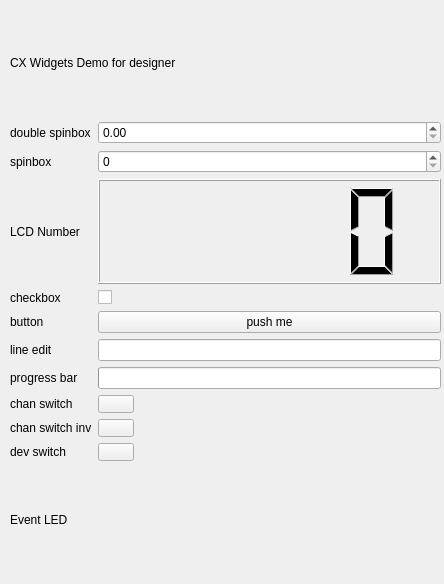
This is cxwidgets/cx_widgets.ui in femanov/cxwidgets as Qt 5 draws it before an edit. The edited form follows.
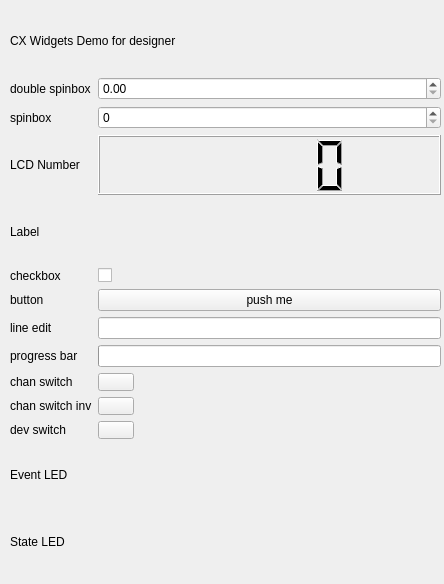
This is the edited form. Custom widgets are drawn as their Qt base class.

Commit message: - CXLabel added - zero version of context menues

Patch:
```diff
--- a/cxwidgets/cx_widgets.ui
+++ b/cxwidgets/cx_widgets.ui
@@ -23,159 +23,14 @@
     </rect>
    </property>
    <layout class="QGridLayout" name="gridLayout">
-    <item row="10" column="1">
-     <widget class="CXDevSwitch" name="cxdevswitch">
-      <property name="maximumSize">
-       <size>
-        <width>36</width>
-        <height>18</height>
-       </size>
-      </property>
-      <property name="devname" stdset="0">
-       <string>cxhw:18.blm_1_1</string>
-      </property>
-     </widget>
-    </item>
-    <item row="8" column="1">
-     <widget class="CXSwitch" name="cxswitch">
-      <property name="maximumSize">
-       <size>
-        <width>36</width>
-        <height>18</height>
-       </size>
-      </property>
-      <property name="cname" stdset="0">
-       <string>canhw:19.ic.syn.xfer.test3.mask</string>
-      </property>
-     </widget>
-    </item>
-    <item row="3" column="0">
-     <widget class="QLabel" name="label_4">
-      <property name="text">
-       <string>LCD Number</string>
-      </property>
-     </widget>
-    </item>
-    <item row="3" column="1">
-     <widget class="CXLCDNumber" name="cxlcdnumber">
-      <property name="cname">
-       <string>canhw:11.bend.dcct1</string>
-      </property>
-     </widget>
-    </item>
-    <item row="1" column="0">
-     <widget class="QLabel" name="label_2">
-      <property name="text">
-       <string>double spinbox</string>
-      </property>
-     </widget>
-    </item>
-    <item row="0" column="0" colspan="2">
-     <widget class="QLabel" name="label">
-      <property name="text">
-       <string>CX Widgets Demo for designer </string>
-      </property>
-     </widget>
-    </item>
-    <item row="5" column="1">
-     <widget class="CXPushButton" name="cxpushbutton">
-      <property name="text">
-       <string>push me</string>
-      </property>
-     </widget>
-    </item>
-    <item row="6" column="0">
-     <widget class="QLabel" name="label_7">
-      <property name="text">
-       <string>line edit</string>
-      </property>
-     </widget>
-    </item>
-    <item row="2" column="0">
-     <widget class="QLabel" name="label_3">
-      <property name="text">
-       <string>spinbox</string>
-      </property>
-     </widget>
-    </item>
-    <item row="4" column="1">
-     <widget class="CXCheckBox" name="cxcheckbox">
-      <property name="cname" stdset="0">
-       <string>canhw:19.ic.syn.xfer.test3.mask</string>
-      </property>
-     </widget>
-    </item>
-    <item row="7" column="1">
-     <widget class="CXProgressBar" name="cxprogressbar">
-      <property name="cname" stdset="0">
-       <string>cxhw:0.k500.mode_progress</string>
-      </property>
-     </widget>
-    </item>
-    <item row="10" column="0">
-     <widget class="QLabel" name="label_10">
-      <property name="text">
-       <string>dev switch</string>
-      </property>
-     </widget>
-    </item>
-    <item row="1" column="1">
-     <widget class="CXDoubleSpinBox" name="cxdoublespinbox">
-      <property name="cname">
-       <string>canhw:11.bend.dcct1</string>
-      </property>
-     </widget>
-    </item>
-    <item row="2" column="1">
-     <widget class="CXSpinBox" name="cxspinbox">
-      <property name="cname" stdset="0">
-       <string>cxhw:0.dcct.beamcurrent</string>
-      </property>
-     </widget>
-    </item>
     <item row="4" column="0">
-     <widget class="QLabel" name="label_5">
+     <widget class="QLabel" name="label_14">
       <property name="text">
-       <string>checkbox</string>
+       <string>Label</string>
       </property>
      </widget>
     </item>
-    <item row="5" column="0">
-     <widget class="QLabel" name="label_6">
-      <property name="text">
-       <string>button</string>
-      </property>
-     </widget>
-    </item>
-    <item row="8" column="0">
-     <widget class="QLabel" name="label_9">
-      <property name="text">
-       <string>chan switch</string>
-      </property>
-     </widget>
-    </item>
-    <item row="7" column="0">
-     <widget class="QLabel" name="label_8">
-      <property name="text">
-       <string>progress bar</string>
-      </property>
-     </widget>
-    </item>
-    <item row="11" column="0">
-     <widget class="QLabel" name="label_11">
-      <property name="text">
-       <string>Event LED</string>
-      </property>
-     </widget>
-    </item>
-    <item row="9" column="0">
-     <widget class="QLabel" name="label_12">
-      <property name="text">
-       <string>chan switch inv</string>
-      </property>
-     </widget>
-    </item>
-    <item row="9" column="1">
+    <item row="10" column="1">
      <widget class="CXSwitch" name="cxswitch_2">
       <property name="maximumSize">
        <size>
@@ -191,7 +46,28 @@
       </property>
      </widget>
     </item>
-    <item row="11" column="1">
+    <item row="13" column="0">
+     <widget class="QLabel" name="label_13">
+      <property name="text">
+       <string>State LED</string>
+      </property>
+     </widget>
+    </item>
+    <item row="2" column="1">
+     <widget class="CXSpinBox" name="cxspinbox">
+      <property name="cname" stdset="0">
+       <string>cxhw:0.dcct.beamcurrent</string>
+      </property>
+     </widget>
+    </item>
+    <item row="1" column="0">
+     <widget class="QLabel" name="label_2">
+      <property name="text">
+       <string>double spinbox</string>
+      </property>
+     </widget>
+    </item>
+    <item row="12" column="1">
      <widget class="CXEventLed" name="cxeventled">
       <property name="off_color" stdset="0">
        <color>
@@ -212,13 +88,161 @@
       </property>
      </widget>
     </item>
-    <item row="6" column="1">
+    <item row="13" column="1">
+     <widget class="CXStateLed" name="cxstateled"/>
+    </item>
+    <item row="12" column="0">
+     <widget class="QLabel" name="label_11">
+      <property name="text">
+       <string>Event LED</string>
+      </property>
+     </widget>
+    </item>
+    <item row="9" column="0">
+     <widget class="QLabel" name="label_9">
+      <property name="text">
+       <string>chan switch</string>
+      </property>
+     </widget>
+    </item>
+    <item row="3" column="1">
+     <widget class="CXLCDNumber" name="cxlcdnumber">
+      <property name="cname">
+       <string>canhw:11.bend.dcct1</string>
+      </property>
+     </widget>
+    </item>
+    <item row="7" column="0">
+     <widget class="QLabel" name="label_7">
+      <property name="text">
+       <string>line edit</string>
+      </property>
+     </widget>
+    </item>
+    <item row="7" column="1">
      <widget class="CXLineEdit" name="cxlineedit">
       <property name="cname" stdset="0">
        <string>cxhw:0.ddm.state</string>
       </property>
      </widget>
     </item>
+    <item row="8" column="1">
+     <widget class="CXProgressBar" name="cxprogressbar">
+      <property name="cname" stdset="0">
+       <string>cxhw:0.k500.mode_progress</string>
+      </property>
+     </widget>
+    </item>
+    <item row="4" column="1">
+     <widget class="CXLabel" name="cxlabel">
+      <property name="cname">
+       <string>canhw:11.bend.dcct1</string>
+      </property>
+     </widget>
+    </item>
+    <item row="8" column="0">
+     <widget class="QLabel" name="label_8">
+      <property name="text">
+       <string>progress bar</string>
+      </property>
+     </widget>
+    </item>
+    <item row="9" column="1">
+     <widget class="CXSwitch" name="cxswitch">
+      <property name="maximumSize">
+       <size>
+        <width>36</width>
+        <height>18</height>
+       </size>
+      </property>
+      <property name="cname" stdset="0">
+       <string>canhw:19.ic.syn.xfer.test3.mask</string>
+      </property>
+     </widget>
+    </item>
+    <item row="3" column="0">
+     <widget class="QLabel" name="label_4">
+      <property name="text">
+       <string>LCD Number</string>
+      </property>
+     </widget>
+    </item>
+    <item row="10" column="0">
+     <widget class="QLabel" name="label_12">
+      <property name="text">
+       <string>chan switch inv</string>
+      </property>
+     </widget>
+    </item>
+    <item row="6" column="0">
+     <widget class="QLabel" name="label_6">
+      <property name="text">
+       <string>button</string>
+      </property>
+     </widget>
+    </item>
+    <item row="5" column="1">
+     <widget class="CXCheckBox" name="cxcheckbox">
+      <property name="cname" stdset="0">
+       <string>canhw:19.ic.syn.xfer.test3.mask</string>
+      </property>
+     </widget>
+    </item>
+    <item row="11" column="1">
+     <widget class="CXDevSwitch" name="cxdevswitch">
+      <property name="maximumSize">
+       <size>
+        <width>36</width>
+        <height>18</height>
+       </size>
+      </property>
+      <property name="devname" stdset="0">
+       <string>cxhw:18.blm_1_1</string>
+      </property>
+     </widget>
+    </item>
+    <item row="1" column="1">
+     <widget class="CXDoubleSpinBox" name="cxdoublespinbox">
+      <property name="cname">
+       <string>canhw:11.bend.dcct1</string>
+      </property>
+     </widget>
+    </item>
+    <item row="5" column="0">
+     <widget class="QLabel" name="label_5">
+      <property name="text">
+       <string>checkbox</string>
+      </property>
+     </widget>
+    </item>
+    <item row="0" column="0" colspan="2">
+     <widget class="QLabel" name="label">
+      <property name="text">
+       <string>CX Widgets Demo for designer </string>
+      </property>
+     </widget>
+    </item>
+    <item row="6" column="1">
+     <widget class="CXPushButton" name="cxpushbutton">
+      <property name="text">
+       <string>push me</string>
+      </property>
+     </widget>
+    </item>
+    <item row="11" column="0">
+     <widget class="QLabel" name="label_10">
+      <property name="text">
+       <string>dev switch</string>
+      </property>
+     </widget>
+    </item>
+    <item row="2" column="0">
+     <widget class="QLabel" name="label_3">
+      <property name="text">
+       <string>spinbox</string>
+      </property>
+     </widget>
+    </item>
    </layout>
   </widget>
  </widget>
@@ -273,6 +297,16 @@
    <extends>LedWidget</extends>
    <header>cxwidgets</header>
   </customwidget>
+  <customwidget>
+   <class>CXStateLed</class>
+   <extends>LedWidget</extends>
+   <header>cxwidgets</header>
+  </customwidget>
+  <customwidget>
+   <class>CXLabel</class>
+   <extends>QLabel</extends>
+   <header>cxwidgets</header>
+  </customwidget>
   <customwidget>
    <class>PDoubleSpinBox</class>
    <extends>QDoubleSpinBox</extends>
```
The commit also changes 17 other files.
